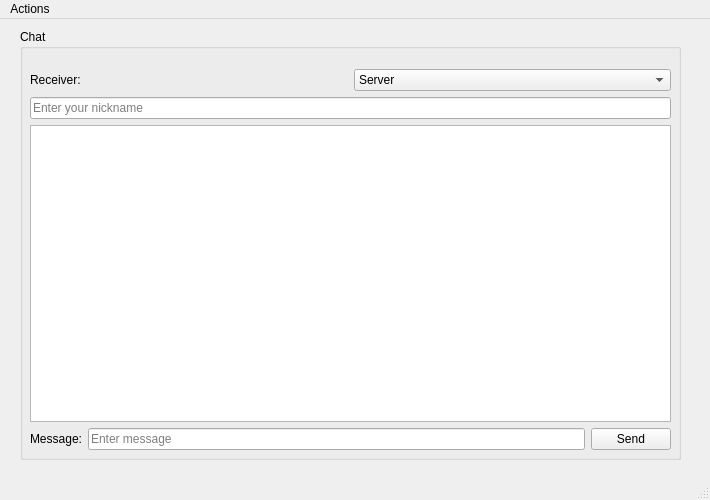
fozboom/qt-network-chat, file Client/ClientWindow.ui: the form before one commit.
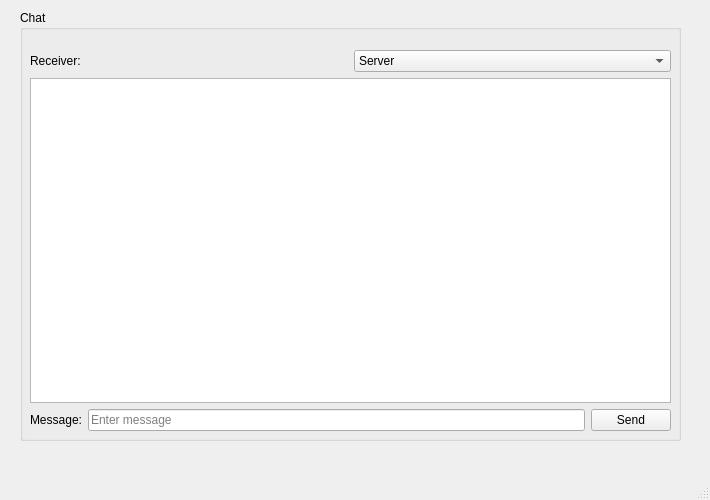
The form after the commit.

What changed in the file:
```diff
--- a/Client/ClientWindow.ui
+++ b/Client/ClientWindow.ui
@@ -56,13 +56,6 @@
         </item>
        </layout>
       </item>
-      <item>
-       <widget class="QLineEdit" name="userNameEdit">
-        <property name="placeholderText">
-         <string>Enter your nickname</string>
-        </property>
-       </widget>
-      </item>
       <item>
        <layout class="QVBoxLayout" name="verticalLayout">
         <item>
@@ -99,26 +92,6 @@
     </widget>
    </widget>
   </widget>
-  <widget class="QMenuBar" name="menubar">
-   <property name="geometry">
-    <rect>
-     <x>0</x>
-     <y>0</y>
-     <width>710</width>
-     <height>27</height>
-    </rect>
-   </property>
-   <widget class="QMenu" name="menuActions">
-    <property name="title">
-     <string>Actions</string>
-    </property>
-    <addaction name="separator"/>
-    <addaction name="separator"/>
-    <addaction name="actionConnect"/>
-    <addaction name="actionDisconnect"/>
-   </widget>
-   <addaction name="menuActions"/>
-  </widget>
   <widget class="QStatusBar" name="statusbar"/>
   <action name="actionConnect">
    <property name="text">
```
